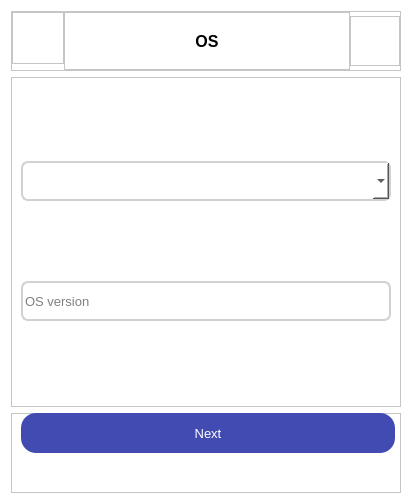
The window that layouts/add_device2.ui (fedulovs/InventoryUI) describes before a commit, drawn with Qt 5.
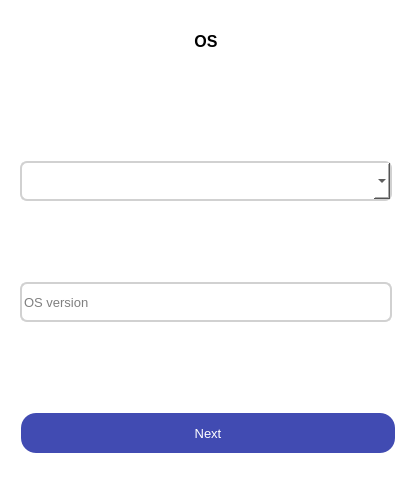
The same window after the commit.

Commit message: Fix add_device screens

Diff of the .ui file:
```diff
--- a/layouts/add_device2.ui
+++ b/layouts/add_device2.ui
@@ -14,7 +14,7 @@
             <string>Dialog</string>
         </property>
         <property name="styleSheet">
-            <string notr="true">background-color: white</string>
+   <string notr="true">background-color: white; border: none; color: black;</string>
         </property>
         <layout class="QVBoxLayout" name="verticalLayout">
             <item>
@@ -178,7 +178,6 @@
                                             <property name="font">
                                                 <font>
                                                     <pointsize>12</pointsize>
-                                                    <weight>75</weight>
                                                     <bold>true</bold>
                                                 </font>
                                             </property>
```
Lines whose indentation alone changed are shown as unchanged. The commit also changes 7 other files.
